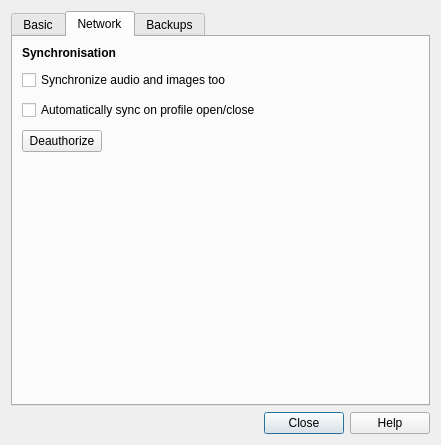
Old version of the form designer/preferences.ui in the repository ankitects/anki.
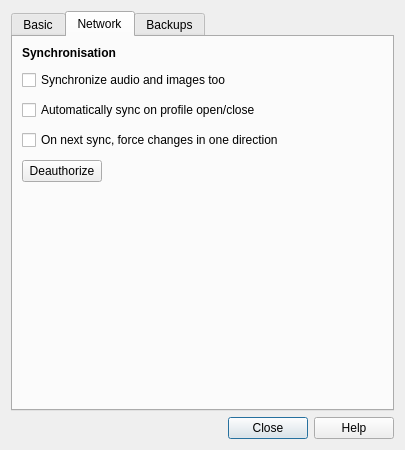
New version of the form. The open tabs and pages were chosen to show the change.

Commit message: move full sync into preferences, and remove maintenance menu

```diff
--- a/designer/preferences.ui
+++ b/designer/preferences.ui
@@ -6,8 +6,8 @@
    <rect>
     <x>0</x>
     <y>0</y>
-    <width>441</width>
-    <height>445</height>
+    <width>405</width>
+    <height>450</height>
    </rect>
   </property>
   <property name="windowTitle">
@@ -224,6 +224,13 @@
              </property>
             </widget>
            </item>
+           <item>
+            <widget class="QCheckBox" name="fullSync">
+             <property name="text">
+              <string>On next sync, force changes in one direction</string>
+             </property>
+            </widget>
+           </item>
            <item>
             <layout class="QHBoxLayout" name="horizontalLayout">
              <item>
```
The commit also changes 7 other files.
